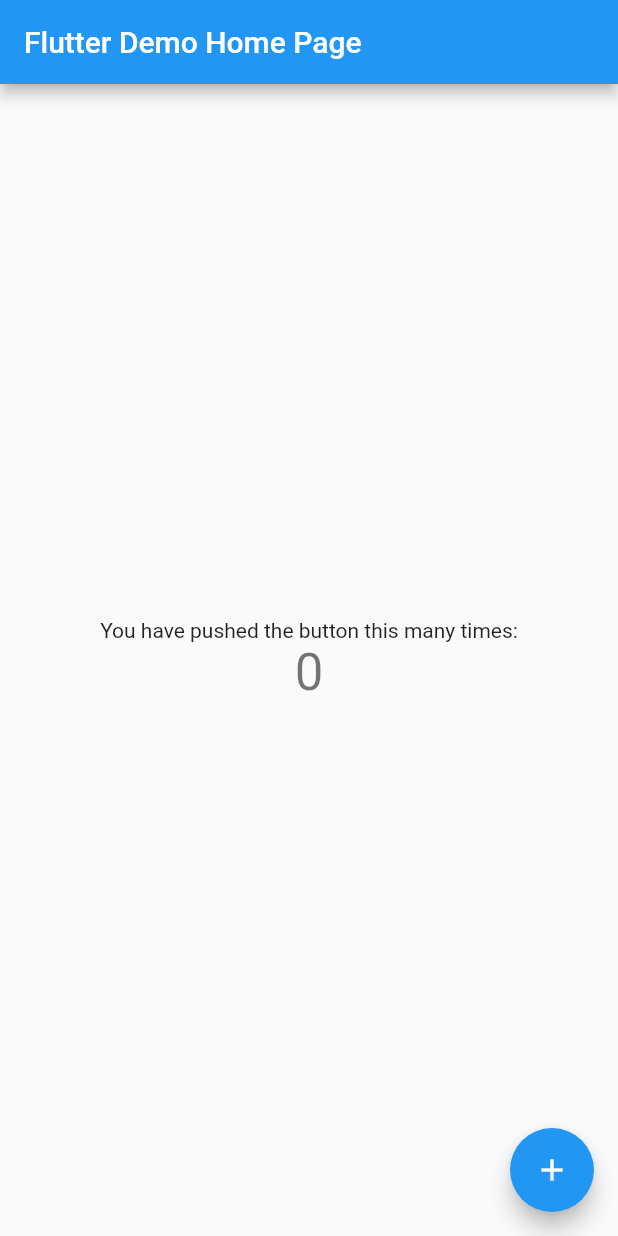
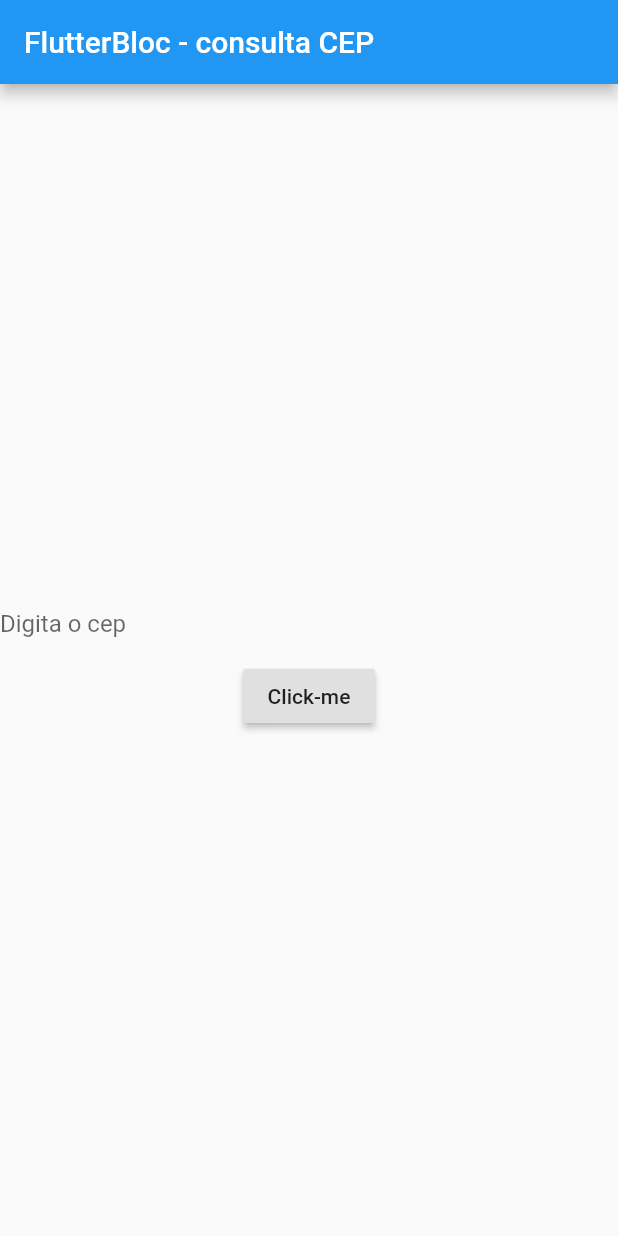
Before and after one commit to alexandrepd/FlutterBloc, a Flutter app: the screen it shows after launch, on a phone screen of 412 x 824 dp. Run offline on Flutter 3.47's test engine with Material 2 defaults, Android fonts, the phone set to English and light mode, and no system bars; our stand-ins replace flutter_bloc.

Commit message:
bloc adicionado, precisa arrumar os layout

```diff
--- /dev/null
+++ b/lib/features/consulta_cep/1.presentation/ConsultaCepComponents.dart
@@ -0,0 +1,4 @@
+export 'buttonCustom.dart';
+export 'editCustom.dart';
+export 'resultCustom.dart';
+export 'textCustom.dart';
--- /dev/null
+++ b/lib/features/consulta_cep/1.presentation/buttonCustom.dart
@@ -0,0 +1,24 @@
+import 'package:FlutterBloc/features/consulta_cep/2.application/consultacep_bloc.dart';
+import 'package:flutter/material.dart';
+import 'package:flutter_bloc/flutter_bloc.dart';
+
+class ButtonCustom extends StatelessWidget {
+  final String caption;
+  final TextEditingController controller;
+  ButtonCustom(this.caption, this.controller);
+
+  @override
+  Widget build(BuildContext context) {
+    // ignore: close_sinks
+    final _bloc = BlocProvider.of<ConsultacepBloc>(context);
+
+    return Container(
+      child: RaisedButton(
+          child: Text(caption),
+          onPressed: () {
+            _bloc.add(SendCepEvent(cep: controller.text));
+            print('clicked');
+          }),
+    );
+  }
+}
--- /dev/null
+++ b/lib/features/consulta_cep/1.presentation/editCustom.dart
@@ -0,0 +1,18 @@
+import 'package:flutter/material.dart';
+
+class EditCustom extends StatelessWidget {
+  final TextEditingController _controller;
+
+  const EditCustom(this._controller);
+  @override
+  Widget build(BuildContext context) {
+    return Container(
+      child: TextField(
+        controller: _controller,
+        decoration:
+            InputDecoration(border: InputBorder.none, hintText: 'Digita o cep'),
+        keyboardType: TextInputType.number,
+      ),
+    );
+  }
+}
--- /dev/null
+++ b/lib/features/consulta_cep/2.application/consultacep_event.dart
@@ -0,0 +1,9 @@
+part of 'consultacep_bloc.dart';
+
+@immutable
+abstract class ConsultacepEvent {}
+
+class SendCepEvent extends ConsultacepEvent {
+  final String cep;
+  SendCepEvent({@required this.cep}) : assert(cep != null);
+}
--- /dev/null
+++ b/lib/features/consulta_cep/2.application/consultacep_state.dart
@@ -0,0 +1,17 @@
+part of 'consultacep_bloc.dart';
+
+@immutable
+abstract class ConsultaCepState {}
+
+class ConsultaCepInitial extends ConsultaCepState {}
+
+class ConsultaCepFetchingState extends ConsultaCepState {}
+
+class ConsultaCepFetchedState extends ConsultaCepState {
+  final ConsultaCepModel cepModel;
+  ConsultaCepFetchedState({@required this.cepModel});
+}
+
+class ConsultaCepErrorState extends ConsultaCepState {}
+
+class ConsultaCepEmptyState extends ConsultaCepState {}
--- /dev/null
+++ b/lib/features/consulta_cep/3.domain/consultaCepModel.dart
@@ -0,0 +1,52 @@
+class ConsultaCepModel {
+  String cep;
+  String logradouro;
+  String complemento;
+  String bairro;
+  String localidade;
+  String uf;
+  String ibge;
+  String gia;
+  String ddd;
+  String siafi;
+
+  ConsultaCepModel(
+      {this.cep,
+      this.logradouro,
+      this.complemento,
+      this.bairro,
+      this.localidade,
+      this.uf,
+      this.ibge,
+      this.gia,
+      this.ddd,
+      this.siafi});
+
+  ConsultaCepModel.fromJson(Map<String, dynamic> json) {
+    cep = json['cep'];
+    logradouro = json['logradouro'];
+    complemento = json['complemento'];
+    bairro = json['bairro'];
+    localidade = json['localidade'];
+    uf = json['uf'];
+    ibge = json['ibge'];
+    gia = json['gia'];
+    ddd = json['ddd'];
+    siafi = json['siafi'];
+  }
+
+  Map<String, dynamic> toJson() {
+    final Map<String, dynamic> data = new Map<String, dynamic>();
+    data['cep'] = this.cep;
+    data['logradouro'] = this.logradouro;
+    data['complemento'] = this.complemento;
+    data['bairro'] = this.bairro;
+    data['localidade'] = this.localidade;
+    data['uf'] = this.uf;
+    data['ibge'] = this.ibge;
+    data['gia'] = this.gia;
+    data['ddd'] = this.ddd;
+    data['siafi'] = this.siafi;
+    return data;
+  }
+}
--- /dev/null
+++ b/lib/features/consulta_cep/4.infrastructure/Repository/consultaCepRepository.dart
@@ -0,0 +1,9 @@
+import 'package:FlutterBloc/features/consulta_cep/3.domain/consultaCepModel.dart';
+import 'package:FlutterBloc/features/consulta_cep/4.infrastructure/Provider/consultaCepProvider.dart';
+
+class ConsultaCepRepository {
+  ConsultaCepProvider _consultaCepProvider = ConsultaCepProvider();
+
+  Future<ConsultaCepModel> fetchPlayersByCep(String cep) =>
+      _consultaCepProvider.fetchPlayersByCep(cep);
+}
--- a/lib/main.dart
+++ b/lib/main.dart
@@ -1,48 +1,29 @@
+import 'package:FlutterBloc/features/consulta_cep/1.presentation/ConsultaCepComponents.dart';
+import 'package:FlutterBloc/features/consulta_cep/2.application/consultacep_bloc.dart';
+import 'package:FlutterBloc/features/consulta_cep/4.infrastructure/Repository/consultaCepRepository.dart';
 import 'package:flutter/material.dart';
+import 'package:flutter_bloc/flutter_bloc.dart';
 
 void main() {
   runApp(MyApp());
 }
 
 class MyApp extends StatelessWidget {
-  // This widget is the root of your application.
   @override
   Widget build(BuildContext context) {
     return MaterialApp(
-      title: 'Flutter Demo',
+      title: 'FlutterBloc',
       theme: ThemeData(
-        // This is the theme of your application.
-        //
-        // Try running your application with "flutter run". You'll see the
-        // application has a blue toolbar. Then, without quitting the app, try
-        // changing the primarySwatch below to Colors.green and then invoke
-        // "hot reload" (press "r" in the console where you ran "flutter run",
-        // or simply save your changes to "hot reload" in a Flutter IDE).
-        // Notice that the counter didn't reset back to zero; the application
-        // is not restarted.
         primarySwatch: Colors.blue,
-        // This makes the visual density adapt to the platform that you run
-        // the app on. For desktop platforms, the controls will be smaller and
-        // closer together (more dense) than on mobile platforms.
         visualDensity: VisualDensity.adaptivePlatformDensity,
       ),
-      home: MyHomePage(title: 'Flutter Demo Home Page'),
+      home: MyHomePage(title: 'FlutterBloc - consulta CEP'),
     );
   }
 }
 
 class MyHomePage extends StatefulWidget {
   MyHomePage({Key key, this.title}) : super(key: key);
-
-  // This widget is the home page of your application. It is stateful, meaning
-  // that it has a State object (defined below) that contains fields that affect
-  // how it looks.
-
-  // This class is the configuration for the state. It holds the values (in this
-  // case the title) provided by the parent (in this case the App widget) and
-  // used by the build method of the State. Fields in a Widget subclass are
-  // always marked "final".
-
   final String title;
 
   @override
@@ -50,68 +31,26 @@
 }
 
 class _MyHomePageState extends State<MyHomePage> {
-  int _counter = 0;
-
-  void _incrementCounter() {
-    setState(() {
-      // This call to setState tells the Flutter framework that something has
-      // changed in this State, which causes it to rerun the build method below
-      // so that the display can reflect the updated values. If we changed
-      // _counter without calling setState(), then the build method would not be
-      // called again, and so nothing would appear to happen.
-      _counter++;
-    });
-  }
-
   @override
   Widget build(BuildContext context) {
-    // This method is rerun every time setState is called, for instance as done
-    // by the _incrementCounter method above.
-    //
-    // The Flutter framework has been optimized to make rerunning build methods
-    // fast, so that you can just rebuild anything that needs updating rather
-    // than having to individually change instances of widgets.
+    TextEditingController _controller = TextEditingController();
     return Scaffold(
       appBar: AppBar(
-        // Here we take the value from the MyHomePage object that was created by
-        // the App.build method, and use it to set our appbar title.
         title: Text(widget.title),
       ),
-      body: Center(
-        // Center is a layout widget. It takes a single child and positions it
-        // in the middle of the parent.
-        child: Column(
-          // Column is also a layout widget. It takes a list of children and
-          // arranges them vertically. By default, it sizes itself to fit its
-          // children horizontally, and tries to be as tall as its parent.
-          //
-          // Invoke "debug painting" (press "p" in the console, choose the
-          // "Toggle Debug Paint" action from the Flutter Inspector in Android
-          // Studio, or the "Toggle Debug Paint" command in Visual Studio Code)
-          // to see the wireframe for each widget.
-          //
-          // Column has various properties to control how it sizes itself and
-          // how it positions its children. Here we use mainAxisAlignment to
-          // center the children vertically; the main axis here is the vertical
-          // axis because Columns are vertical (the cross axis would be
-          // horizontal).
-          mainAxisAlignment: MainAxisAlignment.center,
-          children: <Widget>[
-            Text(
-              'You have pushed the button this many times:',
-            ),
-            Text(
-              '$_counter',
-              style: Theme.of(context).textTheme.headline4,
-            ),
-          ],
+      body: BlocProvider(
+        create: (_) => ConsultacepBloc(),
+        child: Center(
+          child: Column(
+            mainAxisAlignment: MainAxisAlignment.center,
+            children: <Widget>[
+              EditCustom(_controller),
+              ButtonCustom('Click-me', _controller),
+              ResultCustom(),
+            ],
+          ),
         ),
       ),
-      floatingActionButton: FloatingActionButton(
-        onPressed: _incrementCounter,
-        tooltip: 'Increment',
-        child: Icon(Icons.add),
-      ), // This trailing comma makes auto-formatting nicer for build methods.
     );
   }
 }
```
Also changed, not shown: lib/1.presentation/resultCustom.dart (added, +27 -0 lines), lib/features/consulta_cep/1.presentation/resultCustom.dart (added, +42 -0 lines), lib/features/consulta_cep/1.presentation/textCustom.dart (added, +16 -0 lines), lib/features/consulta_cep/2.application/consultacep_bloc.dart (added, +28 -0 lines), lib/features/consulta_cep/4.infrastructure/Provider/consultaCepProvider.dart (added, +24 -0 lines), pubspec.yaml (+2 -55 lines), 1 other file.
